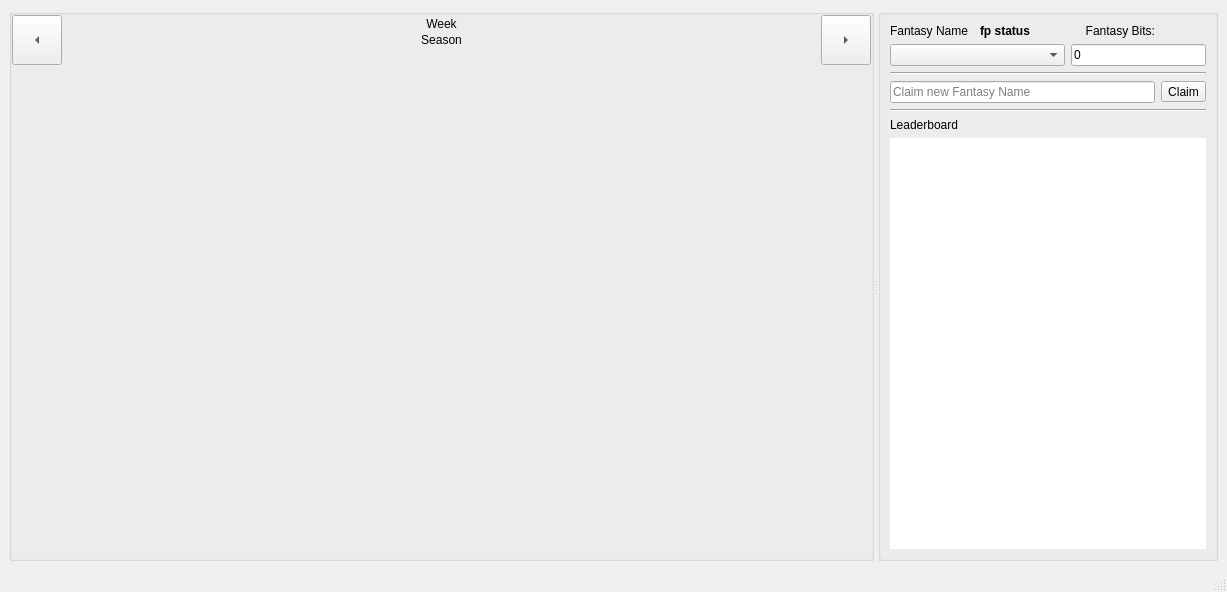
Above: cute-fantasy/mainwindow.ui from protoblock/protoblock before the change. Below: the same form after it.
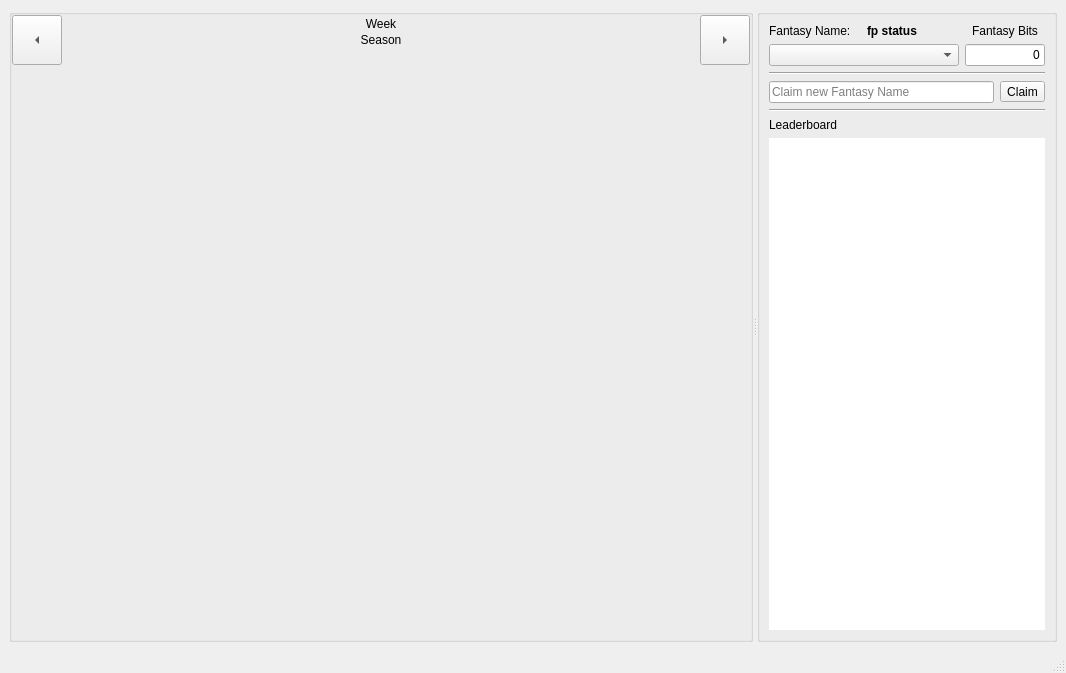
That is the form after the change. The open tabs and pages were chosen to show the change. Custom widgets are drawn as their Qt base class.

Commit message: reverted abd fixed ui and .pro

Patch:
```diff
--- a/cute-fantasy/mainwindow.ui
+++ b/cute-fantasy/mainwindow.ui
@@ -6,8 +6,8 @@
    <rect>
     <x>0</x>
     <y>0</y>
-    <width>1227</width>
-    <height>592</height>
+    <width>1066</width>
+    <height>673</height>
    </rect>
   </property>
   <property name="sizePolicy">
@@ -188,20 +188,14 @@
       </widget>
       <widget class="QGroupBox" name="MikeProjections">
        <property name="sizePolicy">
-        <sizepolicy hsizetype="Preferred" vsizetype="Preferred">
+        <sizepolicy hsizetype="Expanding" vsizetype="Expanding">
          <horstretch>0</horstretch>
          <verstretch>0</verstretch>
         </sizepolicy>
        </property>
-       <property name="minimumSize">
-        <size>
-         <width>340</width>
-         <height>0</height>
-        </size>
-       </property>
        <property name="maximumSize">
         <size>
-         <width>340</width>
+         <width>300</width>
          <height>16777215</height>
         </size>
        </property>
@@ -210,13 +204,15 @@
        </property>
        <layout class="QGridLayout" name="gridLayout">
         <item row="0" column="0">
+         <layout class="QHBoxLayout" name="horizontalLayout">
+          <item>
          <widget class="QLabel" name="label_4">
           <property name="text">
-           <string>Fantasy Name</string>
+             <string>Fantasy Name:</string>
           </property>
          </widget>
         </item>
-        <item row="0" column="1">
+          <item>
          <widget class="QLabel" name="myFantasyNameStatusLabel">
           <property name="font">
            <font>
@@ -229,21 +225,35 @@
           </property>
          </widget>
         </item>
-        <item row="0" column="2">
+         </layout>
+        </item>
+        <item row="0" column="1" colspan="2">
          <widget class="QLabel" name="label_2">
+          <property name="maximumSize">
+           <size>
+            <width>80</width>
+            <height>16777215</height>
+           </size>
+          </property>
           <property name="text">
-           <string>Fantasy Bits:</string>
+           <string>Fantasy Bits</string>
           </property>
           <property name="alignment">
-           <set>Qt::AlignRight|Qt::AlignTrailing|Qt::AlignVCenter</set>
+           <set>Qt::AlignCenter</set>
           </property>
          </widget>
         </item>
-        <item row="1" column="0" colspan="2">
+        <item row="1" column="0">
          <widget class="QComboBox" name="myFantasyNamesCombo">
+          <property name="sizePolicy">
+           <sizepolicy hsizetype="Expanding" vsizetype="Fixed">
+            <horstretch>0</horstretch>
+            <verstretch>0</verstretch>
+           </sizepolicy>
+          </property>
           <property name="minimumSize">
            <size>
-            <width>150</width>
+            <width>0</width>
             <height>0</height>
            </size>
           </property>
@@ -261,27 +271,55 @@
           </property>
          </widget>
         </item>
-        <item row="1" column="2" colspan="2">
+        <item row="1" column="1" colspan="2">
          <widget class="QLineEdit" name="myBalanceText">
+          <property name="maximumSize">
+           <size>
+            <width>80</width>
+            <height>16777215</height>
+           </size>
+          </property>
           <property name="statusTip">
            <string>your current balance amount</string>
           </property>
           <property name="text">
            <string>0</string>
           </property>
+          <property name="alignment">
+           <set>Qt::AlignRight|Qt::AlignTrailing|Qt::AlignVCenter</set>
+          </property>
           <property name="readOnly">
            <bool>true</bool>
           </property>
          </widget>
         </item>
-        <item row="2" column="0" colspan="4">
+        <item row="2" column="0" colspan="3">
          <widget class="Line" name="line_2">
           <property name="orientation">
            <enum>Qt::Horizontal</enum>
           </property>
          </widget>
         </item>
-        <item row="3" column="3">
+        <item row="3" column="0" colspan="2">
+         <widget class="QLineEdit" name="myClamNewNameLE">
+          <property name="statusTip">
+           <string>Enter a new fantasy name and click claim to request a new one</string>
+          </property>
+          <property name="inputMask">
+           <string/>
+          </property>
+          <property name="text">
+           <string/>
+          </property>
+          <property name="placeholderText">
+           <string>Claim new Fantasy Name </string>
+          </property>
+          <property name="clearButtonEnabled">
+           <bool>true</bool>
+          </property>
+         </widget>
+        </item>
+        <item row="3" column="2">
          <widget class="QToolButton" name="myClaimFantasyNameButton">
           <property name="layoutDirection">
            <enum>Qt::LeftToRight</enum>
@@ -294,7 +332,7 @@
           </property>
          </widget>
         </item>
-        <item row="4" column="0" colspan="4">
+        <item row="4" column="0" colspan="3">
          <widget class="Line" name="line">
           <property name="orientation">
            <enum>Qt::Horizontal</enum>
@@ -318,7 +356,7 @@
           </property>
          </widget>
         </item>
-        <item row="6" column="0" colspan="4">
+        <item row="6" column="0" colspan="3">
          <widget class="QTableView" name="myLeaderBaordTableView">
           <property name="frameShape">
            <enum>QFrame::Box</enum>
@@ -340,25 +378,6 @@
           </attribute>
          </widget>
         </item>
-        <item row="3" column="0" colspan="3">
-         <widget class="QLineEdit" name="myClamNewNameLE">
-          <property name="statusTip">
-           <string>Enter a new fantasy name and click claim to request a new one</string>
-          </property>
-          <property name="inputMask">
-           <string/>
-          </property>
-          <property name="text">
-           <string/>
-          </property>
-          <property name="placeholderText">
-           <string>Claim new Fantasy Name </string>
-          </property>
-          <property name="clearButtonEnabled">
-           <bool>true</bool>
-          </property>
-         </widget>
-        </item>
        </layout>
       </widget>
      </widget>
```
Left out of the diff: 10 changed lines with no effect on the pictures. Lines whose indentation alone changed are shown as unchanged. The commit also changes 4 other files.
